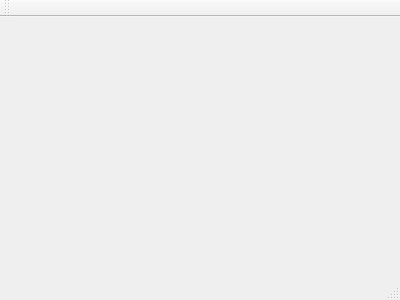
The window that SortView.ui (SortC/SortC) describes before a commit, drawn with Qt 5.
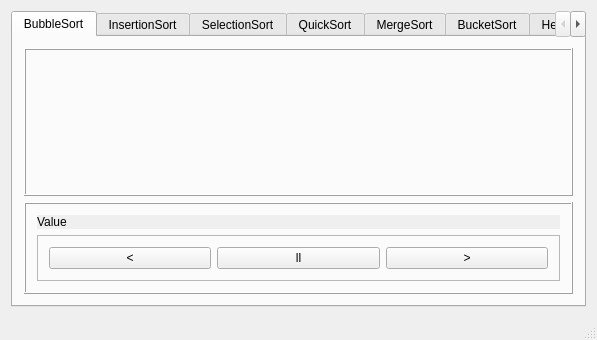
The same window after the commit.

Commit message: Styling SortView

Patch:
```diff
--- a/SortView.ui
+++ b/SortView.ui
@@ -1,24 +1,182 @@
 <ui version="4.0">
  <class>SortView</class>
- <widget class="QMainWindow" name="SortView" >
-  <property name="geometry" >
+ <widget class="QMainWindow" name="SortView">
+  <property name="geometry">
    <rect>
     <x>0</x>
     <y>0</y>
-    <width>400</width>
-    <height>300</height>
+    <width>597</width>
+    <height>340</height>
    </rect>
   </property>
   <property name="windowTitle" >
    <string>SortView</string>
   </property>
-  <widget class="QMenuBar" name="menuBar" />
-  <widget class="QToolBar" name="mainToolBar" />
-  <widget class="QWidget" name="centralWidget" />
-  <widget class="QStatusBar" name="statusBar" />
+  <widget class="QWidget" name="centralWidget">
+   <layout class="QHBoxLayout" name="horizontalLayout">
+    <item>
+     <widget class="QTabWidget" name="tabWidgetAlgorithms">
+      <property name="currentIndex">
+       <number>0</number>
+      </property>
+      <property name="documentMode">
+       <bool>false</bool>
+      </property>
+      <property name="tabsClosable">
+       <bool>false</bool>
+      </property>
+      <property name="movable">
+       <bool>false</bool>
+      </property>
+      <widget class="QWidget" name="bubbleSortTab">
+       <attribute name="title">
+        <string>BubbleSort</string>
+       </attribute>
+       <layout class="QVBoxLayout" name="verticalLayout_2">
+        <item>
+         <widget class="QFrame" name="frameSorting">
+          <property name="enabled">
+           <bool>true</bool>
+          </property>
+          <property name="minimumSize">
+           <size>
+            <width>0</width>
+            <height>0</height>
+           </size>
+          </property>
+          <property name="sizeIncrement">
+           <size>
+            <width>0</width>
+            <height>0</height>
+           </size>
+          </property>
+          <property name="acceptDrops">
+           <bool>false</bool>
+          </property>
+          <property name="frameShape">
+           <enum>QFrame::Box</enum>
+          </property>
+          <property name="frameShadow">
+           <enum>QFrame::Raised</enum>
+          </property>
+          <property name="midLineWidth">
+           <number>0</number>
+          </property>
+         </widget>
+        </item>
+        <item>
+         <widget class="QFrame" name="frameNavigation">
+          <property name="sizePolicy">
+           <sizepolicy hsizetype="Preferred" vsizetype="Fixed">
+            <horstretch>0</horstretch>
+            <verstretch>0</verstretch>
+           </sizepolicy>
+          </property>
+          <property name="minimumSize">
+           <size>
+            <width>0</width>
+            <height>50</height>
+           </size>
+          </property>
+          <property name="baseSize">
+           <size>
+            <width>0</width>
+            <height>1000</height>
+           </size>
+          </property>
+          <property name="frameShape">
+           <enum>QFrame::Box</enum>
+          </property>
+          <property name="frameShadow">
+           <enum>QFrame::Raised</enum>
+          </property>
+          <layout class="QVBoxLayout" name="verticalLayout_3">
+           <item>
+            <widget class="QLabel" name="lblExplanation">
+             <property name="autoFillBackground">
+              <bool>true</bool>
+             </property>
+             <property name="text">
+              <string>Value</string>
+             </property>
+            </widget>
+           </item>
+           <item>
+            <widget class="QFrame" name="frame">
+             <property name="frameShape">
+              <enum>QFrame::StyledPanel</enum>
+             </property>
+             <property name="frameShadow">
+              <enum>QFrame::Raised</enum>
+             </property>
+             <layout class="QHBoxLayout" name="horizontalLayout_3">
+              <item>
+               <widget class="QPushButton" name="btnNexStep">
+                <property name="text">
+                 <string>&lt;</string>
+                </property>
+               </widget>
+              </item>
+              <item>
+               <widget class="QPushButton" name="btnPlayPause">
+                <property name="text">
+                 <string>ll</string>
+                </property>
+               </widget>
+              </item>
+              <item>
+               <widget class="QPushButton" name="btnPrevStep">
+                <property name="text">
+                 <string>&gt;</string>
+                </property>
+               </widget>
+              </item>
+             </layout>
+            </widget>
+           </item>
+          </layout>
+         </widget>
+        </item>
+       </layout>
+      </widget>
+      <widget class="QWidget" name="insertionSortTab">
+       <attribute name="title">
+        <string>InsertionSort</string>
+       </attribute>
+       <layout class="QVBoxLayout" name="verticalLayout_4"/>
+      </widget>
+      <widget class="QWidget" name="selectionSortTab">
+       <attribute name="title">
+        <string>SelectionSort</string>
+       </attribute>
+      </widget>
+      <widget class="QWidget" name="quickSortTab">
+       <attribute name="title">
+        <string>QuickSort</string>
+       </attribute>
+      </widget>
+      <widget class="QWidget" name="mergeSortTab">
+       <attribute name="title">
+        <string>MergeSort</string>
+       </attribute>
+      </widget>
+      <widget class="QWidget" name="bucketSortTab">
+       <attribute name="title">
+        <string>BucketSort</string>
+       </attribute>
+      </widget>
+      <widget class="QWidget" name="heapSortTab">
+       <attribute name="title">
+        <string>HeapSort</string>
+       </attribute>
+      </widget>
+     </widget>
+    </item>
+   </layout>
+  </widget>
+  <widget class="QStatusBar" name="statusBar"/>
  </widget>
- <layoutDefault spacing="6" margin="11" />
- <pixmapfunction></pixmapfunction>
+ <layoutdefault spacing="6" margin="11"/>
  <resources/>
  <connections/>
 </ui>
```
Left out of the diff: 3 changed lines with no effect on the pictures. The commit also changes 3 other files.
